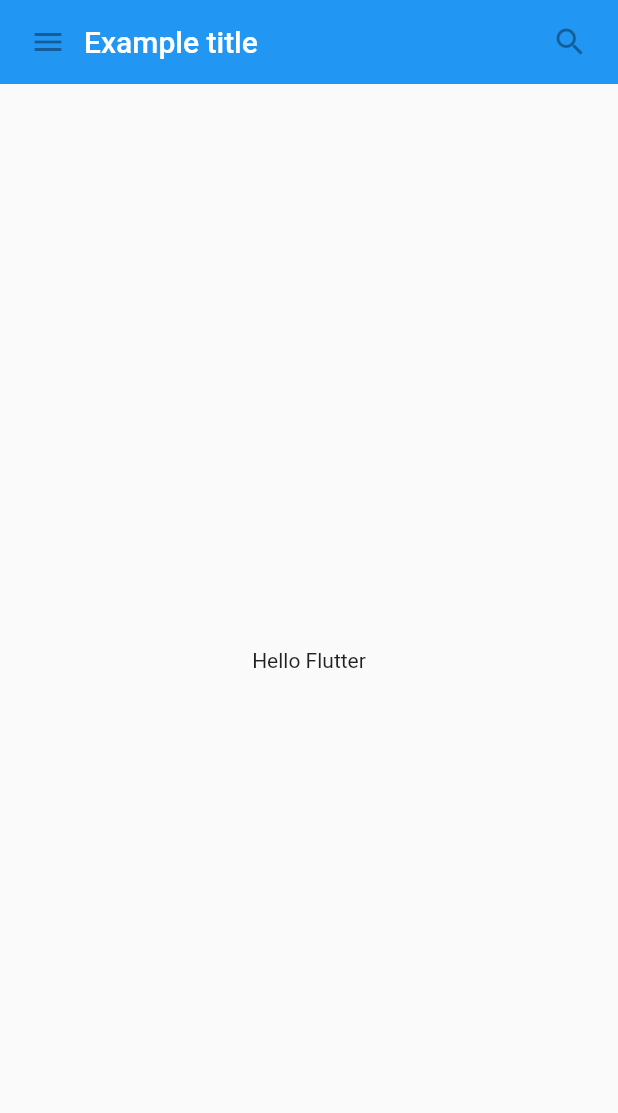
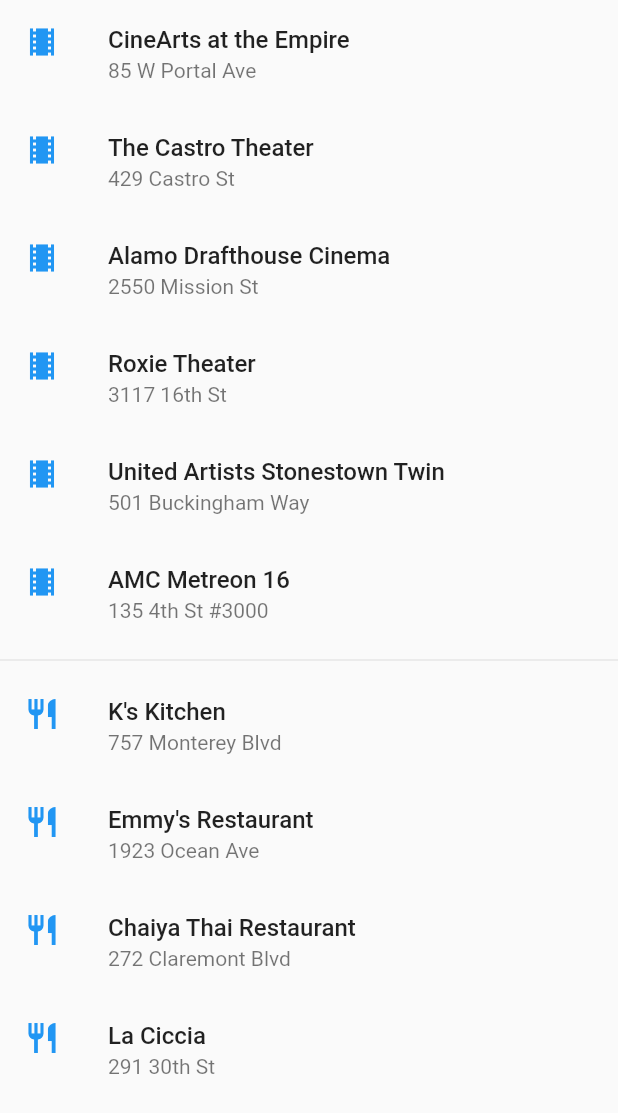
Before and after one commit to mangonob/flutter_demo, a Flutter app: the screen it shows after launch, on a phone screen of 412 x 824 dp. Shown: the top 1113 px of the screen. Run offline on Flutter 3.47's test engine with Material 2 defaults, Android fonts, the phone set to English and light mode, and no system bars.

Commit message:
feat: ListView example

```diff
--- a/lib/main.dart
+++ b/lib/main.dart
@@ -3,54 +3,51 @@ import 'package:flutter/material.dart';
 void main() {
   runApp(MaterialApp(
     title: "My app",
-    home: Container(
-      child: SafeArea(child: MyScaffold()),
-      decoration: BoxDecoration(color: Colors.white),
-    ),
+    home: Home(),
   ));
 }
 
-class MyScaffold extends StatelessWidget {
+class Home extends StatelessWidget {
   @override
   Widget build(BuildContext context) {
-    return Material(
-      child: Column(
-        children: [
-          MyAppBar(
-            title: Text("Example title",
-                style: Theme.of(context).primaryTextTheme.headline6),
-          ),
-          Expanded(
-            child: Center(child: Text("Hello Flutter")),
-          ),
-        ],
+    return Scaffold(
+      body: ListViewExample(),
+    );
+  }
+}
+
+class ListViewExample extends StatelessWidget {
+  @override
+  Widget build(BuildContext context) {
+    return ListView(children: [
+      _tile('CineArts at the Empire', '85 W Portal Ave', Icons.theaters),
+      _tile('The Castro Theater', '429 Castro St', Icons.theaters),
+      _tile('Alamo Drafthouse Cinema', '2550 Mission St', Icons.theaters),
+      _tile('Roxie Theater', '3117 16th St', Icons.theaters),
+      _tile('United Artists Stonestown Twin', '501 Buckingham Way',
+          Icons.theaters),
+      _tile('AMC Metreon 16', '135 4th St #3000', Icons.theaters),
+      Divider(),
+      _tile('K\'s Kitchen', '757 Monterey Blvd', Icons.restaurant),
+      _tile('Emmy\'s Restaurant', '1923 Ocean Ave', Icons.restaurant),
+      _tile('Chaiya Thai Restaurant', '272 Claremont Blvd', Icons.restaurant),
+      _tile('La Ciccia', '291 30th St', Icons.restaurant),
+    ]);
+  }
+
+  Widget _tile(String title, String subtitle, IconData icon) {
+    return ListTile(
+      title: Text(
+        title,
+        style: TextStyle(
+          fontWeight: FontWeight.w500,
+        ),
+      ),
+      subtitle: Text(subtitle),
+      leading: Icon(
+        icon,
+        color: Colors.blue[500],
       ),
     );
   }
 }
-
-class MyAppBar extends StatelessWidget {
-  final Widget title;
-
-  MyAppBar({required this.title});
-
-  @override
-  Widget build(BuildContext context) {
-    return Container(
-      height: 56,
-      padding: const EdgeInsets.symmetric(horizontal: 8.0),
-      decoration: BoxDecoration(color: Colors.blue[500]),
-      child: Row(
-        children: [
-          IconButton(onPressed: null, icon: Icon(Icons.menu)),
-          Expanded(child: title),
-          IconButton(
-            onPressed: null,
-            icon: Icon(Icons.search),
-            tooltip: "Search",
-          )
-        ],
-      ),
-    );
-  }
-}
```
Also changed, not shown: pubspec.yaml (+5 -4 lines), assets/images/pic1.jpg (added), assets/images/pic2.jpg (added), assets/images/pic3.jpg (added), 1 other file.
